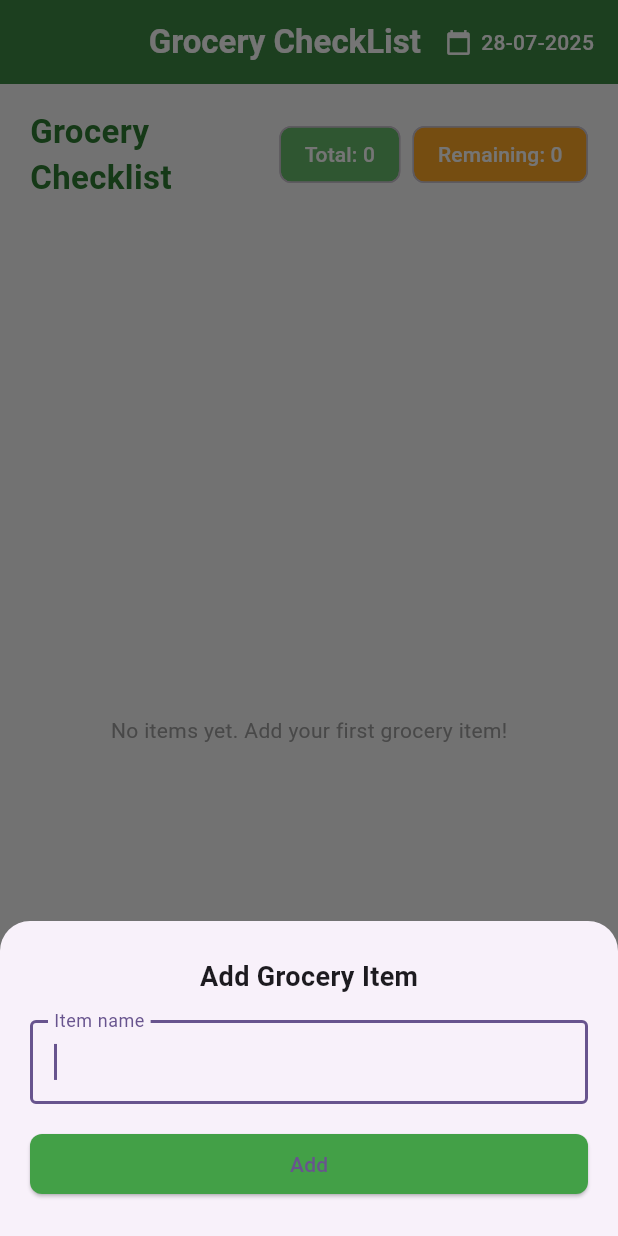
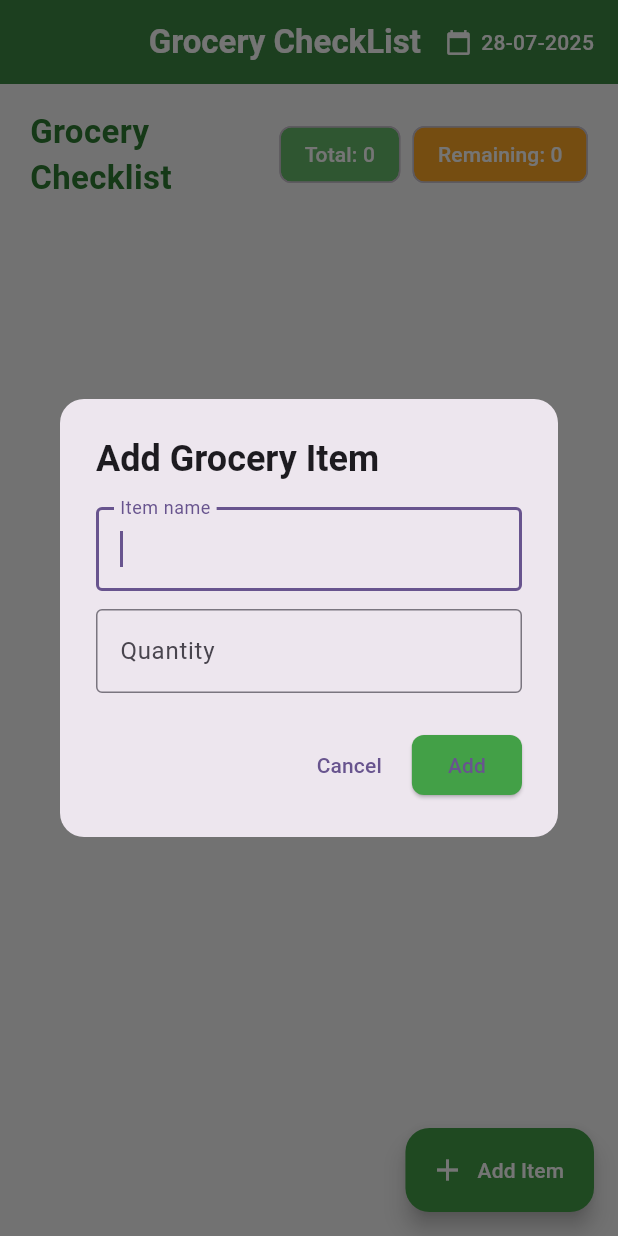
Before and after one commit to naveenprasanth2/grocery, a Flutter app: the screen it shows after launch, after a tap on "Add Item", on a phone screen of 412 x 824 dp. Run offline on Flutter 3.47's test engine with Material 3 defaults, Android fonts, the light colour scheme and no system bars.

Commit message:
added quantity as well

```diff
--- a/lib/my_home_page.dart
+++ b/lib/my_home_page.dart
@@ -10,7 +10,8 @@ class MyHomePage extends StatelessWidget {
   @override
   Widget build(BuildContext context) {
     final tileList = context.watch<CheckBoxModel>();
-    final TextEditingController controller = TextEditingController();
+    final TextEditingController nameController = TextEditingController();
+    final TextEditingController quantityController = TextEditingController();
     return Scaffold(
       backgroundColor: Color(0xFFF8F8F8),
       appBar: AppBar(
@@ -151,50 +152,51 @@ class MyHomePage extends StatelessWidget {
           icon: Icon(Icons.add, color: Colors.white),
           label: Text('Add Item', style: TextStyle(color: Colors.white)),
           onPressed: () {
-            showModalBottomSheet(
+            showDialog(
               context: context,
+              builder: (context) {
+                final width = MediaQuery.of(context).size.width * 0.8;
+                return AlertDialog(
                   shape: RoundedRectangleBorder(
-                borderRadius: BorderRadius.vertical(top: Radius.circular(20)),
+                    borderRadius: BorderRadius.circular(16),
                   ),
-              isScrollControlled: true,
-              builder: (context) {
-                return Padding(
-                  padding: EdgeInsets.only(
-                    left: 20,
-                    right: 20,
-                    top: 24,
-                    bottom: MediaQuery.of(context).viewInsets.bottom + 24,
+                  title: Text(
+                    'Add Grocery Item',
+                    style: TextStyle(fontWeight: FontWeight.bold),
                   ),
+                  content: SizedBox(
+                    width: width,
                     child: Column(
                       mainAxisSize: MainAxisSize.min,
                       children: [
-                      Text(
-                        'Add Grocery Item',
-                        style: TextStyle(
-                          fontSize: 18,
-                          fontWeight: FontWeight.bold,
-                        ),
-                      ),
-                      SizedBox(height: 16),
                         TextField(
-                        controller: controller,
+                          controller: nameController,
                           autofocus: true,
                           decoration: InputDecoration(
                             labelText: 'Item name',
                             border: OutlineInputBorder(),
                           ),
-                        onSubmitted: (_) {
-                          if (controller.text.trim().isNotEmpty) {
-                            tileList.addItem(controller.text.trim());
-                            controller.clear();
+                          textInputAction: TextInputAction.next,
+                        ),
+                        SizedBox(height: 12),
+                        TextField(
+                          controller: quantityController,
+                          decoration: InputDecoration(
+                            labelText: 'Quantity',
+                            border: OutlineInputBorder(),
+                          ),
+                        ),
+                      ],
+                    ),
+                  ),
+                  actions: [
+                    TextButton(
+                      onPressed: () {
                         Navigator.pop(context);
-                          }
                       },
+                      child: Text('Cancel'),
                     ),
-                      SizedBox(height: 16),
-                      SizedBox(
-                        width: double.infinity,
-                        child: ElevatedButton(
+                    ElevatedButton(
                       style: ElevatedButton.styleFrom(
                         backgroundColor: Colors.green.shade600,
                         shape: RoundedRectangleBorder(
@@ -202,17 +204,19 @@ class MyHomePage extends StatelessWidget {
                         ),
                       ),
                       onPressed: () {
-                            if (controller.text.trim().isNotEmpty) {
-                              tileList.addItem(controller.text.trim());
-                              controller.clear();
+                        if (nameController.text.trim().isNotEmpty &&
+                            quantityController.text.trim().isNotEmpty) {
+                          tileList.addItem(
+                            '${nameController.text.trim()} (${quantityController.text.trim()})',
+                          );
+                          nameController.clear();
+                          quantityController.clear();
                           Navigator.pop(context);
                         }
                       },
                       child: Text('Add'),
                     ),
-                      ),
                   ],
-                  ),
                 );
               },
             );
```
Lines whose indentation alone changed are shown as unchanged.
